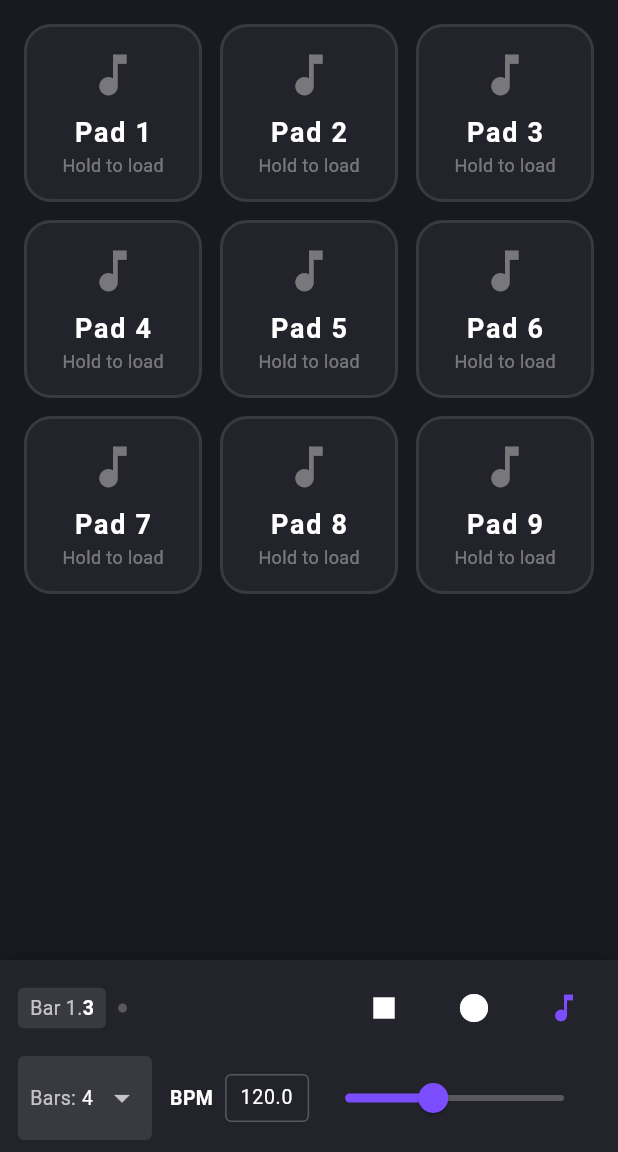
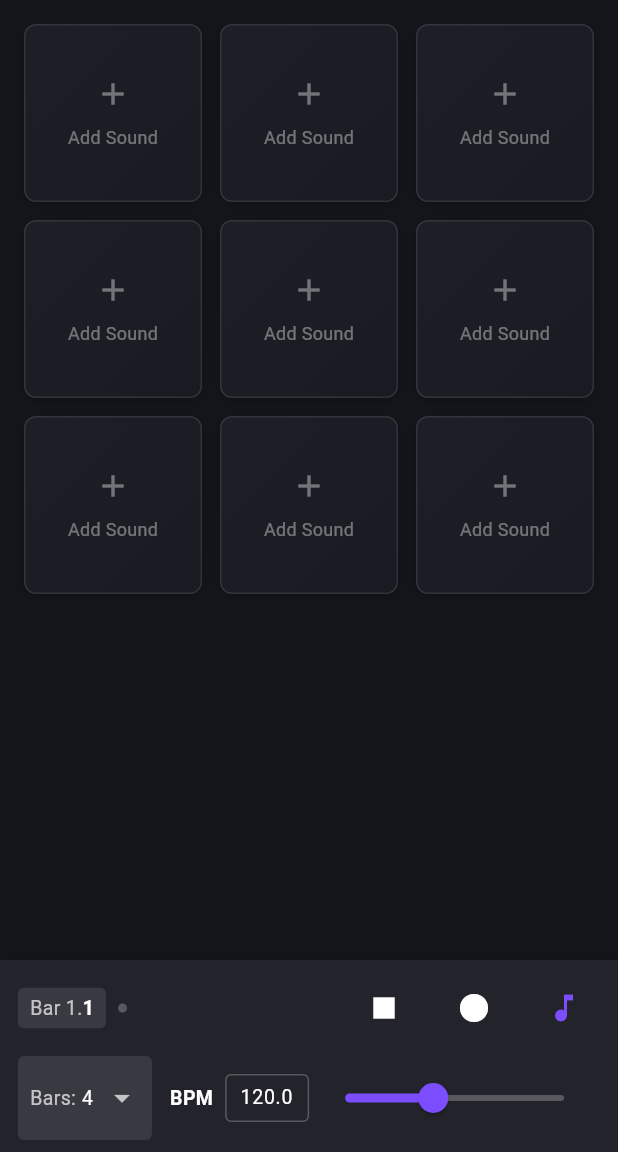
Before and after one commit to jinine/mobile-drum-machine, a Flutter app: the screen it shows after launch, after a tap on the "play arrow" icon, on a phone screen of 412 x 824 dp, the part 84-1236 px from its top. Run offline on Flutter 3.47's test engine with Material 3 defaults, Android fonts, the phone set to English and light mode, and no system bars; our stand-ins replace file_picker, just_audio; missing offline and left inert: audio_waveforms; Roboto replaces fonts that are missing (RobotoMono).

Commit message:
ui updates

```diff
--- a/lib/screens/home_screen.dart
+++ b/lib/screens/home_screen.dart
@@ -63,6 +63,7 @@ class _HomeScreenState extends State<HomeScreen> {
   final BpmController _bpmController = BpmController();
   final TextEditingController _bpmTextController = TextEditingController(text: '120.0');
   bool _isBeatActive = false;
+  final Map<int, bool> _padTriggerStates = {};
 
   @override
   void initState() {
@@ -80,7 +81,7 @@ class _HomeScreenState extends State<HomeScreen> {
     super.dispose();
   }
 
-  void _onBeat() {
+  void _onBeat(int beatIndex) {
     // Visual feedback for the beat
     setState(() {
       _isBeatActive = true;
@@ -93,13 +94,11 @@ class _HomeScreenState extends State<HomeScreen> {
       }
     });
 
-    // Handle beat callback - this is where recorded patterns will be played
-    if (!_bpmController.isRecording && _bpmController.recordedPattern.isNotEmpty) {
-      final currentBeat = _bpmController.currentBeat;
-      if (currentBeat < _bpmController.recordedPattern.length) {
-        for (final padIndex in _bpmController.recordedPattern[currentBeat]) {
-          _playPad(padIndex);
-        }
+    // Play any pads scheduled for this beat
+    if (!_bpmController.isRecording &&
+        beatIndex < _bpmController.recordedPattern.length) {
+      for (final padIndex in _bpmController.recordedPattern[beatIndex]) {
+        _playPad(padIndex, isSequenced: true);
       }
     }
   }
@@ -252,23 +251,25 @@ class _HomeScreenState extends State<HomeScreen> {
     }
   }
 
-  void _playPad(int padIndex) async {
+  void _playPad(int padIndex, {bool isSequenced = false}) async {
     final pad = _pads[padIndex];
     if (pad.filePath != null) {
-      // Record the pad hit if we're recording
-      _bpmController.recordPadHit(padIndex);
-
-      final params = _editParams[padIndex];
-
-      // If pad is currently looping, tapping it again will stop it.
-      if (pad.player.playing && pad.player.loopMode == LoopMode.one) {
-        await pad.player.stop();
-        return;
+      // Only record the hit if it's not from the sequencer
+      if (!isSequenced) {
+        _bpmController.recordPadHit(padIndex);
       }
 
-      if (pad.player.playing) {
-        await pad.player.stop();
-      }
+      // Visual feedback
+      setState(() {
+        _padTriggerStates[padIndex] = true;
+      });
+      Future.delayed(const Duration(milliseconds: 100), () {
+        if (mounted) {
+          setState(() {
+            _padTriggerStates[padIndex] = false;
+          });
+        }
+      });
 
       try {
         // Create appropriate AudioSource based on parameters
@@ -282,18 +283,12 @@ class _HomeScreenState extends State<HomeScreen> {
         // Set the audio source
         await pad.player.setAudioSource(source);
 
-        // Apply loop mode
-        await pad.player.setLoopMode(params?.loop == true ? LoopMode.one : LoopMode.off);
+        final params = _editParams[padIndex];
+        if (params != null) {
+          // Apply speed (pitch/time-stretch)
+          await pad.player.setSpeed(params.speed);
 
-        // Apply speed (pitch/time-stretch)
-        if (params != null) {
-          await pad.player.setSpeed(params.speed);
-        } else {
-          await pad.player.setSpeed(1.0);
-        }
-
-        // Apply trim (start/end)
-        if (params != null) {
+          // Apply trim (start/end)
           await pad.player.setClip(
             start: params.startTime,
             end: params.endTime,
@@ -305,9 +300,13 @@ class _HomeScreenState extends State<HomeScreen> {
           } else {
             await pad.player.seek(params.startTime);
           }
+
+          // Apply loop mode
+          await pad.player.setLoopMode(params.loop ? LoopMode.one : LoopMode.off);
         } else {
           await pad.player.setClip();
           await pad.player.seek(Duration.zero);
+          await pad.player.setLoopMode(LoopMode.off);
         }
 
         // Reset volume to 1.0 before starting
@@ -315,21 +314,9 @@ class _HomeScreenState extends State<HomeScreen> {
 
         // Start playback
         if (params?.reverse == true) {
-          // TODO: Implement proper reverse playback
-          // DISCLAIMER: Current reverse implementation is a temporary solution that produces
-          // choppy audio and artifacts. This is NOT a proper reverse playback implementation.
-          // A proper implementation would require:
-          // 1. Sample-level audio manipulation
-          // 2. Buffer reversal before playback
-          // 3. Native audio processing for real-time sample reversal
-          // 4. Proper handling of audio codec specifics
-          //
-          // This will be replaced with a proper implementation using native audio processing.
-          // For now, this is just a visual demonstration and should not be used in production.
-
-          // Current hacky implementation - produces choppy audio:
-          final currentParams = params!; // Cache the non-null params
-          final stepSize = const Duration(milliseconds: 20); // 20ms steps for "playback"
+          // Handle reverse playback
+          final currentParams = params!; // Force non-null since we checked above
+          final stepSize = const Duration(milliseconds: 20);
           final timer = Timer.periodic(stepSize, (timer) async {
             if (!pad.player.playing) {
               timer.cancel();
@@ -339,21 +326,16 @@ class _HomeScreenState extends State<HomeScreen> {
             final position = await pad.player.position;
             if (position <= currentParams.startTime) {
               if (currentParams.loop) {
-                // If looping, jump back to end
                 await pad.player.seek(currentParams.endTime);
               } else {
-                // If not looping, stop playback
                 timer.cancel();
                 await pad.player.stop();
               }
             } else {
-              // Move backwards by stepSize - this produces choppy audio
               await pad.player.seek(position - stepSize);
             }
           });
 
-          // Start the audio but immediately pause it
-          // This ensures the audio engine is ready but we control the position
           await pad.player.play();
           await pad.player.pause();
         } else {
@@ -363,33 +345,25 @@ class _HomeScreenState extends State<HomeScreen> {
         // Handle fade in/out
         if (params != null && (params.fadeIn > 0.0 || params.fadeOut > 0.0)) {
           if (params.fadeIn > 0.0) {
-            // Start with volume 0 and fade in
             await pad.player.setVolume(0.0);
-
-            // Create a smooth fade in effect
-            const steps = 50; // Number of steps for smooth fade
+            const steps = 50;
             final stepDuration = (params.fadeIn * 1000 / steps).round();
             for (var i = 1; i <= steps; i++) {
-              if (!pad.player.playing) break; // Stop if playback was interrupted
+              if (!pad.player.playing) break;
               await pad.player.setVolume(i / steps);
               await Future.delayed(Duration(milliseconds: stepDuration));
             }
           }
 
           if (params.fadeOut > 0.0 && !params.loop) {
-            // Calculate when to start fade out
             final totalDuration = params.endTime - params.startTime;
             final fadeOutStart = totalDuration - Duration(milliseconds: (params.fadeOut * 1000).round());
-
-            // Wait until it's time to fade out
             Future.delayed(fadeOutStart, () async {
-              if (!pad.player.playing) return; // Don't fade if not playing
-
-              // Create a smooth fade out effect
-              const steps = 50; // Number of steps for smooth fade
+              if (!pad.player.playing) return;
+              const steps = 50;
               final stepDuration = (params.fadeOut * 1000 / steps).round();
               for (var i = steps - 1; i >= 0; i--) {
-                if (!pad.player.playing) break; // Stop if playback was interrupted
+                if (!pad.player.playing) break;
                 await pad.player.setVolume(i / steps);
                 await Future.delayed(Duration(milliseconds: stepDuration));
               }
@@ -507,7 +481,12 @@ class _HomeScreenState extends State<HomeScreen> {
   @override
   Widget build(BuildContext context) {
     return Scaffold(
-      appBar: AppBar(title: const Text('Drum Pads')),
+      appBar: AppBar(
+        title: const Text('Drum Pads'),
+        backgroundColor: const Color(0xFF1A1B22),
+        elevation: 0,
+      ),
+      backgroundColor: const Color(0xFF15161C),
       body: SafeArea(
         child: Stack(
           children: [
@@ -523,69 +502,7 @@ class _HomeScreenState extends State<HomeScreen> {
                         mainAxisSpacing: 12,
                       ),
                       itemCount: 9,
-                      itemBuilder: (context, index) {
-                        final pad = _pads[index];
-                        return GestureDetector(
-                          onTap: () => _playPad(index),
-                          onLongPress: () => _showPadOptions(index),
-                          child: AnimatedContainer(
-                            duration: const Duration(milliseconds: 200),
-                            curve: Curves.easeOut,
-                            decoration: BoxDecoration(
-                              color: pad.filePath == null
-                                  ? const Color(0xFF23242B)
-                                  : Colors.deepPurpleAccent.withOpacity(0.85),
-                              borderRadius: BorderRadius.circular(18),
-                              boxShadow: [
-                                if (pad.filePath != null)
-                                  BoxShadow(
-                                    color: Colors.deepPurpleAccent.withOpacity(0.4),
-                                    blurRadius: 16,
-                                    spreadRadius: 2,
-                                    offset: const Offset(0, 4),
-                                  ),
-                              ],
-                              border: Border.all(
-                                color: pad.filePath == null
-                                    ? Colors.white10
-                                    : Colors.deepPurpleAccent,
-                                width: 2,
-                              ),
-                            ),
-                            child: Center(
-                              child: Column(
-                                mainAxisSize: MainAxisSize.min,
-                                children: [
-                                  Icon(
-                                    pad.filePath == null ? Icons.music_note : Icons.audiotrack,
-                                    color: pad.filePath == null ? Colors.white38 : Colors.white,
-                                    size: 36,
-                                  ),
-                                  const SizedBox(height: 8),
-                                  Text(
-                                    'Pad ${index + 1}',
-                                    style: const TextStyle(
-                                      fontSize: 18,
-                                      fontWeight: FontWeight.bold,
-                                      color: Colors.white,
-                                      letterSpacing: 1.1,
-                                    ),
-                                  ),
-                                  if (pad.filePath == null)
-                                    const Text(
-                                      'Hold to load',
-                                      style: TextStyle(
-                                        fontSize: 12,
-                                        color: Colors.white38,
-                                        fontFamily: 'RobotoMono',
-                                      ),
-                                    ),
-                                ],
-                              ),
-                            ),
-                          ),
-                        );
-                      },
+                      itemBuilder: (context, index) => _buildPad(index),
                     ),
                   ),
                 ),
@@ -1146,4 +1063,103 @@ class _HomeScreenState extends State<HomeScreen> {
       ],
     );
   }
+
+  Widget _buildPad(int index) {
+    final pad = _pads[index];
+    final isTriggered = _padTriggerStates[index] ?? false;
+    final hasSound = pad.filePath != null;
+
+    return GestureDetector(
+      onTap: () => _playPad(index),
+      onLongPress: () => _showPadOptions(index),
+      child: Container(
+        decoration: BoxDecoration(
+          borderRadius: BorderRadius.circular(8),
+          gradient: LinearGradient(
+            begin: Alignment.topLeft,
+            end: Alignment.bottomRight,
+            colors: hasSound
+              ? isTriggered
+                ? [
+                    Colors.deepPurpleAccent,
+                    Colors.deepPurpleAccent.shade700,
+                  ]
+                : [
+                    const Color(0xFF2A2D3E),
+                    const Color(0xFF232635),
+                  ]
+              : [
+                  const Color(0xFF1D1E26),
+                  const Color(0xFF1A1B22),
+                ],
+          ),
+          boxShadow: [
+            BoxShadow(
+              color: isTriggered
+                ? Colors.deepPurpleAccent.withOpacity(0.5)
+                : Colors.black.withOpacity(0.3),
+              blurRadius: isTriggered ? 16 : 8,
+              spreadRadius: isTriggered ? 2 : 0,
+              offset: const Offset(0, 2),
+            ),
+          ],
+          border: Border.all(
+            color: hasSound
+              ? isTriggered
+                ? Colors.deepPurpleAccent
+                : Colors.deepPurpleAccent.withOpacity(0.3)
+              : Colors.white10,
+            width: 1,
+          ),
+        ),
+        child: Column(
+          mainAxisAlignment: MainAxisAlignment.center,
+          children: [
+            if (hasSound) ...[
+              Icon(
+                Icons.audiotrack,
+                color: isTriggered ? Colors.white : Colors.white70,
+                size: 24,
+              ),
+              const SizedBox(height: 8),
+              Text(
+                'Pad ${index + 1}',
+                style: TextStyle(
+                  fontSize: 14,
+                  fontWeight: FontWeight.w600,
+                  color: isTriggered ? Colors.white : Colors.white70,
+                  letterSpacing: 0.5,
+                ),
+              ),
+              Text(
+                pad.isAsset
+                  ? pad.filePath!.split('/').last.split('.').first
+                  : 'Sample ${index + 1}',
+                style: TextStyle(
+                  fontSize: 11,
+                  color: isTriggered ? Colors.white70 : Colors.white38,
+                  letterSpacing: 0.2,
+                ),
+              ),
+            ] else ...[
+              const Icon(
+                Icons.add,
+                color: Colors.white38,
+                size: 24,
+              ),
+              const SizedBox(height: 8),
+              const Text(
+                'Add Sound',
+                style: TextStyle(
+                  fontSize: 12,
+                  color: Colors.white38,
+                  letterSpacing: 0.2,
+                ),
+              ),
+            ],
+          ],
+        ),
+      ),
+    );
+  }
 }
--- a/lib/services/bpm_controller.dart
+++ b/lib/services/bpm_controller.dart
@@ -7,7 +7,7 @@ class BpmController {
   bool _isRecording = false;
   bool _isOverdubbing = false;
   Timer? _bpmTimer;
-  final List<Function()> _onBeatCallbacks = [];
+  final List<Function(int)> _onBeatCallbacks = [];
   final List<List<int>> _recordedPattern = [];
   int _currentBeat = 0;
   int _beatsPerBar = 4;
@@ -56,13 +56,13 @@ class BpmController {
     }
   }
 
-  // Add callback for beat events
-  void addBeatCallback(Function() callback) {
+  // Add callback for beat events with beat number
+  void addBeatCallback(Function(int) callback) {
     _onBeatCallbacks.add(callback);
   }
 
   // Remove callback
-  void removeBeatCallback(Function() callback) {
+  void removeBeatCallback(Function(int) callback) {
     _onBeatCallbacks.remove(callback);
   }
 
@@ -150,7 +150,6 @@ class BpmController {
       // Play metronome if enabled
       if (_isMetronomeEnabled) {
         try {
-          // Reset position and play
           await _metronomePlayer.seek(Duration.zero);
           _metronomePlayer.play();
         } catch (e) {
@@ -160,13 +159,11 @@ class BpmController {
 
       // Play recorded pattern if available
       if (!_isRecording && _recordedPattern.isNotEmpty && _currentBeat < _recordedPattern.length) {
-        for (final padIndex in _recordedPattern[_currentBeat]) {
-          _onBeatCallbacks.forEach((callback) => callback());
+        // Notify callbacks with current beat for pattern playback
+        for (final callback in _onBeatCallbacks) {
+          callback(_currentBeat);
         }
       }
-
-      // Notify all registered callbacks
-      _onBeatCallbacks.forEach((callback) => callback());
     });
   }
 
```
Also changed, not shown: pubspec.yaml (+10 -0 lines), assets/icon/app_icon.png (added), pubspec.lock.
